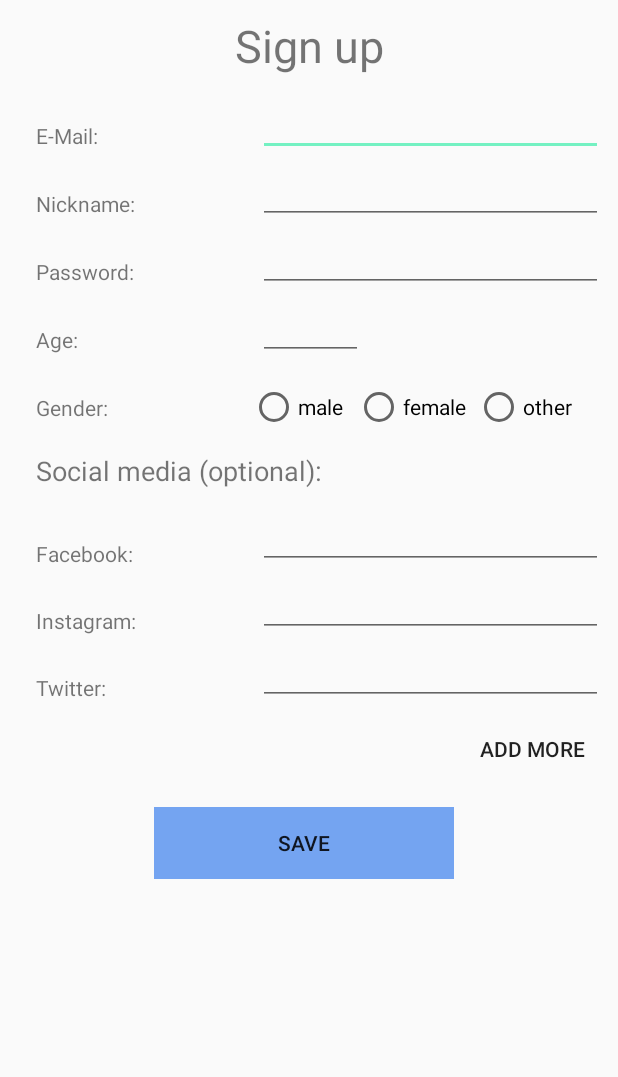
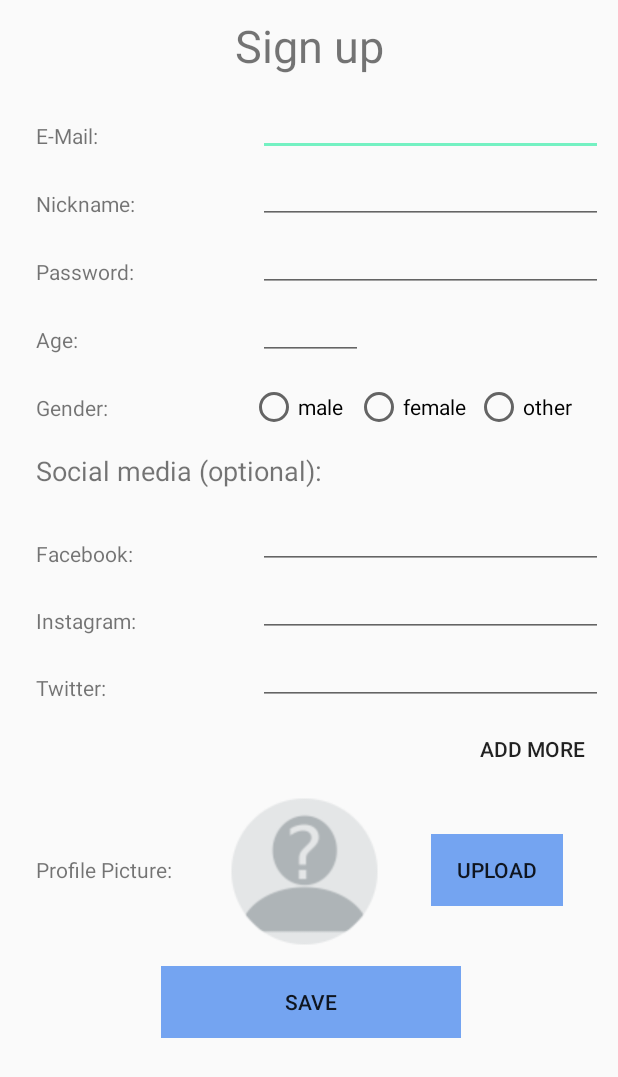
Before and after one commit to richardschaeffer96/PEM2018, an Android app: the screen it shows after launch (SignUp), after a tap on "SIGN UP", on a phone screen of 412 x 824 dp. Shown: the top 1077 px of the screen. Run offline under Robolectric (Android 15) with nearby library versions, the phone set to English and light mode, and no system bars; our stand-ins replace Firebase (no records; nobody signed in at launch, a user with empty details on screens opened directly); pictures from the network do not load.

Commit message:
upload image in sign up view (in progress)

```diff
--- a/app/src/main/java/com/example/richa_000/sponnect/GuideActivity.java
+++ b/app/src/main/java/com/example/richa_000/sponnect/GuideActivity.java
@@ -438,17 +438,20 @@ public class GuideActivity extends AppCompatActivity implements OnMapReadyCallba
 
     @Override
     public boolean onOptionsItemSelected(MenuItem item) {
-        switch (item.getItemId()) {
+        switch (item.getItemId()){
             case R.id.settings:
                 Intent mIntent = new Intent(GuideActivity.this, SignUp.class);
+                mIntent.putExtra("id", userID);
                 startActivity(mIntent);
                 return true;
             case R.id.contacts:
                 Intent mIntent2 = new Intent(GuideActivity.this, Contacts.class);
+                mIntent2.putExtra("id", userID);
                 startActivity(mIntent2);
                 return true;
             case R.id.home:
                 Intent mIntent3 = new Intent(GuideActivity.this, Menu.class);
+                mIntent3.putExtra("id", userID);
                 startActivity(mIntent3);
             default:
                 return super.onOptionsItemSelected(item);
--- a/app/src/main/java/com/example/richa_000/sponnect/SignUp.java
+++ b/app/src/main/java/com/example/richa_000/sponnect/SignUp.java
@@ -1,12 +1,16 @@
 package com.example.richa_000.sponnect;
 
 import android.content.Intent;
+import android.net.Uri;
+import android.provider.MediaStore;
 import android.support.annotation.NonNull;
 import android.support.v7.app.AppCompatActivity;
 import android.os.Bundle;
 import android.util.Log;
 import android.view.View;
+import android.widget.Button;
 import android.widget.EditText;
+import android.widget.ImageView;
 import android.widget.RadioButton;
 import android.widget.RadioGroup;
 import android.widget.Toast;
@@ -23,6 +27,9 @@ import java.util.Map;
 public class SignUp extends AppCompatActivity {
 
     private static final String TAG = "SignUpActivity";
+    private static int PICK_IMAGE = 100;
+    Uri imageUri;
+    ImageView profile_picture;
 
     private EditText editTextSignUpMail;
     private EditText editTextSignUpPassword;
@@ -38,6 +45,8 @@ public class SignUp extends AppCompatActivity {
     protected void onCreate(Bundle savedInstanceState) {
         super.onCreate(savedInstanceState);
         setContentView(R.layout.activity_sign_up);
+
+        profile_picture = (ImageView)findViewById(R.id.profile_picture);
 
         editTextSignUpMail = findViewById(R.id.edit_email_signup);
         editTextSignUpPassword = findViewById(R.id.edit_password_signup);
@@ -104,4 +113,18 @@ public class SignUp extends AppCompatActivity {
 
     }
 
+    public void upload_picture(View view){
+        Intent gallery = new Intent(Intent.ACTION_PICK, MediaStore.Images.Media.INTERNAL_CONTENT_URI);
+        startActivityForResult(gallery, PICK_IMAGE);
+    }
+
+    @Override
+    protected void onActivityResult(int requestCode, int resultCode, Intent data){
+        super.onActivityResult(requestCode, resultCode, data);
+        if(resultCode == RESULT_OK && requestCode == PICK_IMAGE){
+            imageUri = data.getData();
+            profile_picture.setImageURI(imageUri);
+        }
+    }
+
 }
--- a/app/src/main/java/com/example/richa_000/sponnect/SpotInterface.java
+++ b/app/src/main/java/com/example/richa_000/sponnect/SpotInterface.java
@@ -352,17 +352,20 @@ public class SpotInterface extends AppCompatActivity {
 
     @Override
     public boolean onOptionsItemSelected(MenuItem item) {
-        switch (item.getItemId()) {
+        switch (item.getItemId()){
             case R.id.settings:
                 Intent mIntent = new Intent(SpotInterface.this, SignUp.class);
+                mIntent.putExtra("id", userID);
                 startActivity(mIntent);
                 return true;
             case R.id.contacts:
                 Intent mIntent2 = new Intent(SpotInterface.this, Contacts.class);
+                mIntent2.putExtra("id", userID);
                 startActivity(mIntent2);
                 return true;
             case R.id.home:
                 Intent mIntent3 = new Intent(SpotInterface.this, Menu.class);
+                mIntent3.putExtra("id", userID);
                 startActivity(mIntent3);
             default:
                 return super.onOptionsItemSelected(item);
--- a/app/src/main/res/layout/activity_sign_up.xml
+++ b/app/src/main/res/layout/activity_sign_up.xml
@@ -273,14 +273,70 @@
                 android:layout_width="200dp"
                 android:layout_height="wrap_content"
                 android:layout_gravity="center"
-                android:layout_marginTop="70dp"
+                android:layout_marginTop="176dp"
                 android:background="@color/darkBlue"
                 android:onClick="save"
                 android:text="Save"
                 app:layout_constraintEnd_toEndOf="parent"
-                app:layout_constraintHorizontal_bias="0.483"
+                app:layout_constraintHorizontal_bias="0.507"
                 app:layout_constraintStart_toStartOf="parent"
                 app:layout_constraintTop_toBottomOf="@+id/text_twitter" />
+
+            <ImageView
+                android:id="@+id/profile_picture"
+                android:layout_width="102dp"
+                android:layout_height="99dp"
+                android:layout_marginStart="8dp"
+                android:layout_marginLeft="8dp"
+                android:layout_marginTop="8dp"
+                android:layout_marginEnd="8dp"
+                android:layout_marginRight="8dp"
+                android:layout_marginBottom="8dp"
+                app:layout_constraintBottom_toTopOf="@+id/button_save"
+                app:layout_constraintEnd_toEndOf="parent"
+                app:layout_constraintHorizontal_bias="0.164"
+                app:layout_constraintStart_toEndOf="@+id/text_img"
+                app:layout_constraintTop_toBottomOf="@+id/button_add_more"
+                app:layout_constraintVertical_bias="0.0"
+                android:src="@drawable/emptyprofile" />
+
+            <Button
+                android:id="@+id/button_uploadIMG"
+                android:layout_width="wrap_content"
+                android:layout_height="wrap_content"
+                android:layout_marginStart="8dp"
+                android:layout_marginLeft="8dp"
+                android:layout_marginTop="8dp"
+                android:layout_marginEnd="8dp"
+                android:layout_marginRight="8dp"
+                android:layout_marginBottom="8dp"
+                android:text="Upload"
+                android:onClick="upload_picture"
+                app:layout_constraintBottom_toTopOf="@+id/button_save"
+                app:layout_constraintEnd_toEndOf="parent"
+                app:layout_constraintHorizontal_bias="0.469"
+                app:layout_constraintStart_toEndOf="@+id/profile_picture"
+                app:layout_constraintTop_toBottomOf="@+id/button_add_more"
+                app:layout_constraintVertical_bias="0.438"
+                android:background="@color/darkBlue"/>
+
+            <TextView
+                android:id="@+id/text_img"
+                android:layout_width="wrap_content"
+                android:layout_height="wrap_content"
+                android:layout_marginStart="24dp"
+                android:layout_marginLeft="24dp"
+                android:layout_marginTop="8dp"
+                android:layout_marginEnd="8dp"
+                android:layout_marginRight="8dp"
+                android:layout_marginBottom="8dp"
+                android:text="Profile Picture:"
+                app:layout_constraintBottom_toTopOf="@+id/button_save"
+                app:layout_constraintEnd_toEndOf="parent"
+                app:layout_constraintHorizontal_bias="0.0"
+                app:layout_constraintStart_toStartOf="parent"
+                app:layout_constraintTop_toBottomOf="@+id/text_twitter"
+                app:layout_constraintVertical_bias="0.666" />
         </android.support.constraint.ConstraintLayout>
 
 </ScrollView>
```
Also changed, not shown: app/src/main/res/drawable/emptyprofile.png (added).
